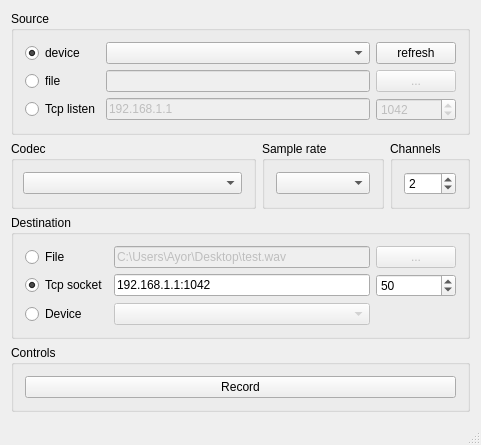
The window that mainwindow.ui (Chr0nos/audio-transfer) describes before a commit, drawn with Qt 5.
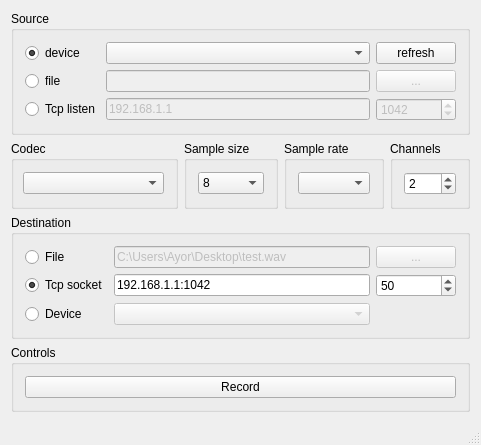
The same window after the commit.

Patch:
```diff
--- a/mainwindow.ui
+++ b/mainwindow.ui
@@ -7,7 +7,7 @@
     <x>0</x>
     <y>0</y>
     <width>481</width>
-    <height>400</height>
+    <height>430</height>
    </rect>
   </property>
   <property name="windowTitle">
@@ -102,7 +102,7 @@
      </widget>
     </item>
     <item>
-     <layout class="QHBoxLayout" name="horizontalLayout_2" stretch="2,1,0">
+     <layout class="QHBoxLayout" name="horizontalLayout_2" stretch="2,0,1,0">
       <item>
        <widget class="QGroupBox" name="groupBox_5">
         <property name="title">
@@ -118,6 +118,34 @@
         </layout>
        </widget>
       </item>
+      <item>
+       <widget class="QGroupBox" name="groupBox_7">
+        <property name="title">
+         <string>Sample size</string>
+        </property>
+        <layout class="QHBoxLayout" name="horizontalLayout_6">
+         <item>
+          <widget class="QComboBox" name="samplesSize">
+           <item>
+            <property name="text">
+             <string>8</string>
+            </property>
+           </item>
+           <item>
+            <property name="text">
+             <string>16</string>
+            </property>
+           </item>
+           <item>
+            <property name="text">
+             <string>24</string>
+            </property>
+           </item>
+          </widget>
+         </item>
+        </layout>
+       </widget>
+      </item>
       <item>
        <widget class="QGroupBox" name="groupBox_6">
         <property name="title">
```
